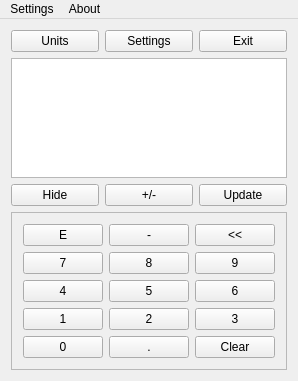
This is mainwindow.ui in joaodeus/yuc as Qt 5 draws it before an edit. The edited form follows.
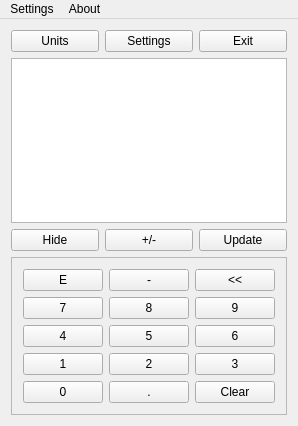
This is the edited form. Icons and pictures are not drawn.

```diff
--- a/mainwindow.ui
+++ b/mainwindow.ui
@@ -6,8 +6,8 @@
    <rect>
     <x>0</x>
     <y>0</y>
-    <width>275</width>
-    <height>381</height>
+    <width>283</width>
+    <height>426</height>
    </rect>
   </property>
   <property name="windowTitle">
```
Left out of the diff: 10 changed lines with no effect on the pictures.
